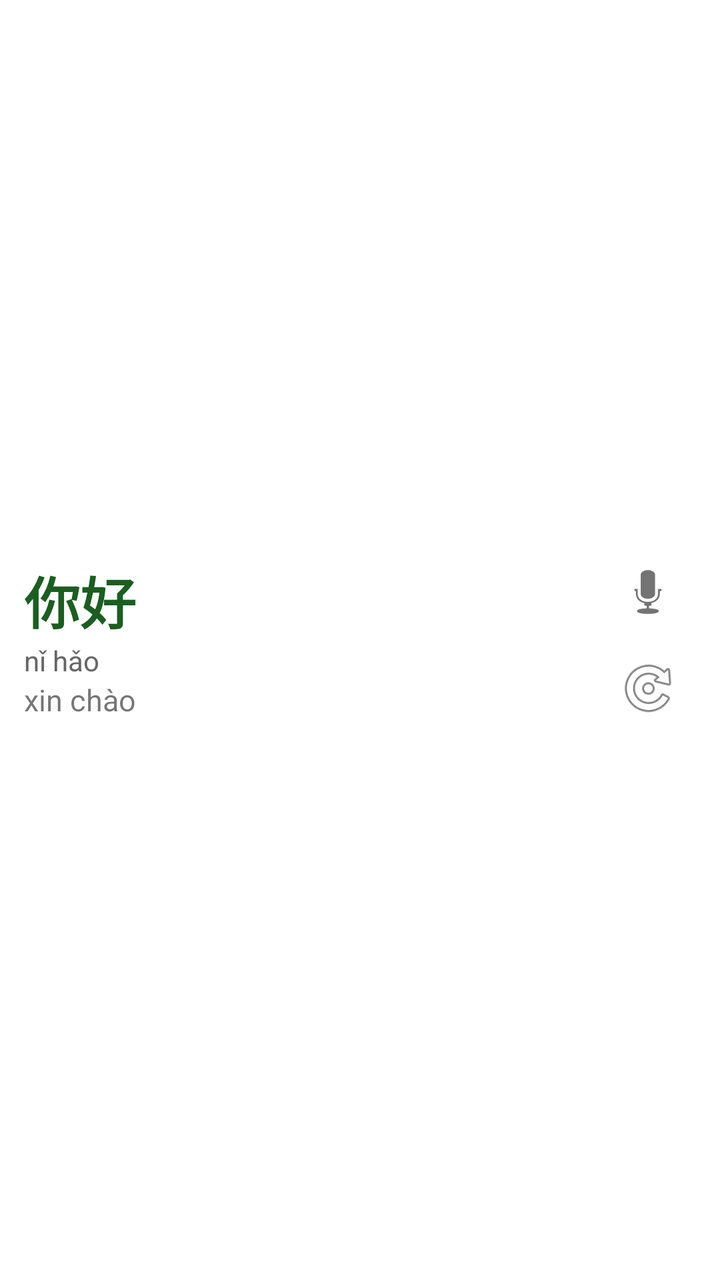
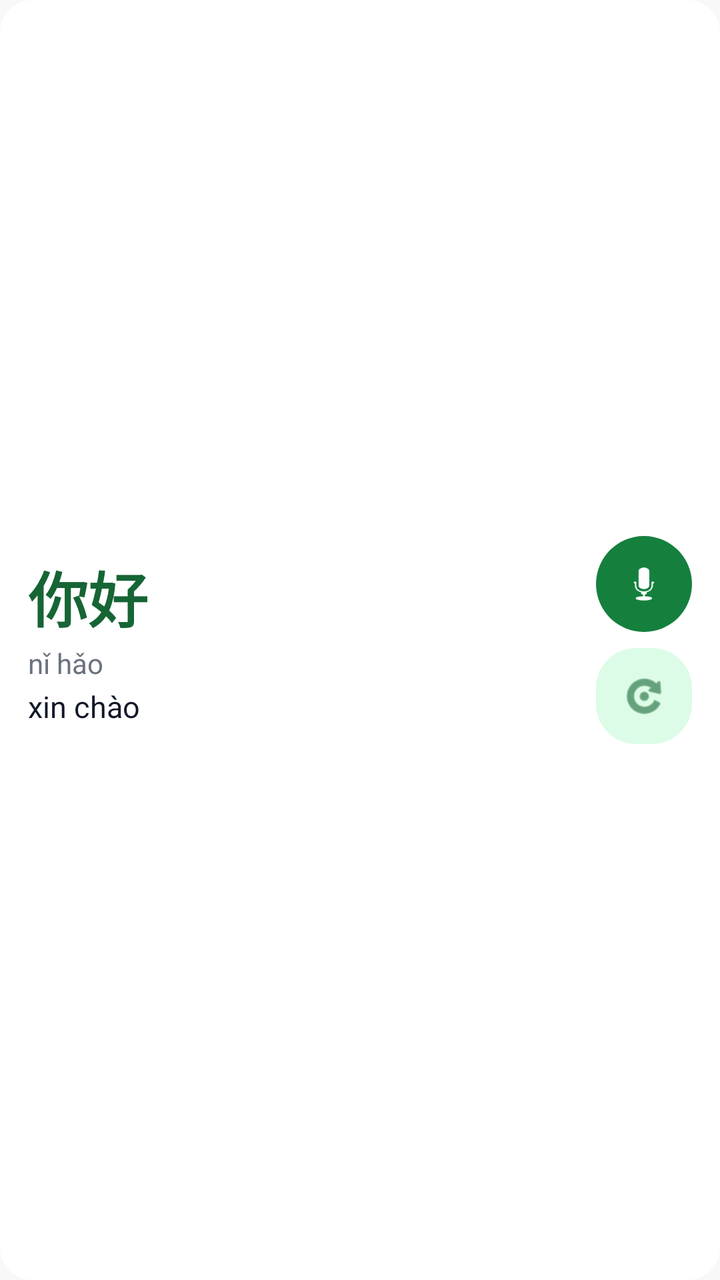

Screens rendered from an Android XML layout before and after an edit, with the pre-edit source and the edit as a unified diff.
<!-- AndroidManifest.xml: application theme Theme.HocTiengTrung -->
<!-- res/layout/widget_vocab.xml -->
<?xml version="1.0" encoding="utf-8"?>
<LinearLayout xmlns:android="http://schemas.android.com/apk/res/android"
    android:id="@+id/widget_root"
    android:layout_width="match_parent"
    android:layout_height="match_parent"
    android:background="#FFFFFF"
    android:orientation="horizontal"
    android:padding="12dp">

    <LinearLayout
        android:layout_width="0dp"
        android:layout_height="match_parent"
        android:layout_weight="1"
        android:gravity="center_vertical"
        android:orientation="vertical">

        <TextView
            android:id="@+id/widget_zh"
            android:layout_width="match_parent"
            android:layout_height="wrap_content"
            android:text="你好"
            android:textColor="#1B5E20"
            android:textSize="28sp"
            android:textStyle="bold" />

        <TextView
            android:id="@+id/widget_py"
            android:layout_width="match_parent"
            android:layout_height="wrap_content"
            android:text="nǐ hǎo"
            android:textColor="#666666"
            android:textSize="14sp" />

        <TextView
            android:id="@+id/widget_vi"
            android:layout_width="match_parent"
            android:layout_height="wrap_content"
            android:text="xin chào"
            android:textSize="15sp" />
    </LinearLayout>

    <LinearLayout
        android:layout_width="wrap_content"
        android:layout_height="match_parent"
        android:gravity="center_vertical"
        android:orientation="vertical">

        <ImageButton
            android:id="@+id/widget_speak"
            android:layout_width="48dp"
            android:layout_height="48dp"
            android:background="?android:attr/selectableItemBackgroundBorderless"
            android:contentDescription="Nghe phát âm"
            android:src="@android:drawable/ic_btn_speak_now" />

        <ImageButton
            android:id="@+id/widget_next"
            android:layout_width="48dp"
            android:layout_height="48dp"
            android:background="?android:attr/selectableItemBackgroundBorderless"
            android:contentDescription="Từ khác"
            android:src="@android:drawable/ic_menu_rotate" />
    </LinearLayout>
</LinearLayout>
<!-- resources referenced by this layout -->
<resources>
  <style name="Theme.HocTiengTrung" parent="android:Theme.Material.Light.DarkActionBar">
          <item name="android:colorPrimary">@color/green</item>
          <item name="android:colorPrimaryDark">#1B5E20</item>
          <item name="android:colorAccent">@color/green</item>
      </style>
  <color name="green">#2E7D32</color>
</resources>

<!-- the commit's change to res/layout/widget_vocab.xml (unified diff, before → after) -->
@@ -3,9 +3,9 @@
     android:id="@+id/widget_root"
     android:layout_width="match_parent"
     android:layout_height="match_parent"
-    android:background="#FFFFFF"
+    android:background="@drawable/bg_card"
     android:orientation="horizontal"
-    android:padding="12dp">
+    android:padding="14dp">
 
     <LinearLayout
         android:layout_width="0dp"
@@ -19,23 +19,26 @@
             android:layout_width="match_parent"
             android:layout_height="wrap_content"
             android:text="你好"
-            android:textColor="#1B5E20"
-            android:textSize="28sp"
+            android:textColor="@color/green_dark"
+            android:textSize="30sp"
             android:textStyle="bold" />
 
         <TextView
             android:id="@+id/widget_py"
             android:layout_width="match_parent"
             android:layout_height="wrap_content"
+            android:layout_marginTop="2dp"
             android:text="nǐ hǎo"
-            android:textColor="#666666"
+            android:textColor="@color/text_secondary"
             android:textSize="14sp" />
 
         <TextView
             android:id="@+id/widget_vi"
             android:layout_width="match_parent"
             android:layout_height="wrap_content"
+            android:layout_marginTop="2dp"
             android:text="xin chào"
+            android:textColor="@color/text_primary"
             android:textSize="15sp" />
     </LinearLayout>
 
@@ -49,16 +52,23 @@
             android:id="@+id/widget_speak"
             android:layout_width="48dp"
             android:layout_height="48dp"
-            android:background="?android:attr/selectableItemBackgroundBorderless"
+            android:background="@drawable/bg_speak"
             android:contentDescription="Nghe phát âm"
-            android:src="@android:drawable/ic_btn_speak_now" />
+            android:padding="12dp"
+            android:scaleType="fitCenter"
+            android:src="@android:drawable/ic_btn_speak_now"
+            android:tint="#FFFFFF" />
 
         <ImageButton
             android:id="@+id/widget_next"
             android:layout_width="48dp"
             android:layout_height="48dp"
-            android:background="?android:attr/selectableItemBackgroundBorderless"
+            android:layout_marginTop="8dp"
+            android:background="@drawable/bg_chip"
             android:contentDescription="Từ khác"
-            android:src="@android:drawable/ic_menu_rotate" />
+            android:padding="12dp"
+            android:scaleType="fitCenter"
+            android:src="@android:drawable/ic_menu_rotate"
+            android:tint="@color/green_dark" />
     </LinearLayout>
 </LinearLayout>
<!-- resource entries referenced after the edit -->
@@ -1,10 +1,55 @@
 <!-- resources referenced by this layout -->
 <resources>
+  <color name="green_dark">#166534</color>
+  <color name="text_primary">#111827</color>
+  <color name="text_secondary">#6B7280</color>
+  <!-- drawable bg_card (drawable) -->
+  <?xml version="1.0" encoding="utf-8"?>
+  <shape xmlns:android="http://schemas.android.com/apk/res/android"
+      android:shape="rectangle">
+      <solid android:color="@color/card" />
+      <corners android:radius="16dp" />
+  </shape>
+  <!-- drawable bg_chip (drawable) -->
+  <?xml version="1.0" encoding="utf-8"?>
+  <shape xmlns:android="http://schemas.android.com/apk/res/android"
+      android:shape="rectangle">
+      <solid android:color="@color/green_light" />
+      <corners android:radius="20dp" />
+  </shape>
+  <!-- drawable bg_speak (drawable) -->
+  <?xml version="1.0" encoding="utf-8"?>
+  <selector xmlns:android="http://schemas.android.com/apk/res/android">
+      <item android:state_pressed="true">
+          <shape android:shape="oval">
+              <solid android:color="@color/green_dark" />
+          </shape>
+      </item>
+      <item>
+          <shape android:shape="oval">
+              <solid android:color="@color/green" />
+          </shape>
+      </item>
+  </selector>
   <style name="Theme.HocTiengTrung" parent="android:Theme.Material.Light.DarkActionBar">
           <item name="android:colorPrimary">@color/green</item>
-          <item name="android:colorPrimaryDark">#1B5E20</item>
+          <item name="android:colorPrimaryDark">@color/green_dark</item>
           <item name="android:colorAccent">@color/green</item>
+          <item name="android:windowBackground">@color/app_bg</item>
+          <item name="android:actionBarStyle">@style/ActionBar.HocTiengTrung</item>
+          <item name="android:statusBarColor">@color/green_dark</item>
       </style>
-  <color name="green">#2E7D32</color>
+  <color name="card">#FFFFFF</color>
+  <color name="green_light">#DCFCE7</color>
+  <color name="green">#15803D</color>
+  <color name="app_bg">#F7F8F7</color>
+  <style name="ActionBar.HocTiengTrung" parent="android:Widget.Material.ActionBar.Solid">
+          <item name="android:background">@color/green</item>
+          <item name="android:titleTextStyle">@style/ActionBarTitle.HocTiengTrung</item>
+      </style>
+  <style name="ActionBarTitle.HocTiengTrung" parent="android:TextAppearance.Material.Widget.ActionBar.Title">
+          <item name="android:textColor">#FFFFFF</item>
+          <item name="android:textSize">19sp</item>
+      </style>
 </resources>
 
